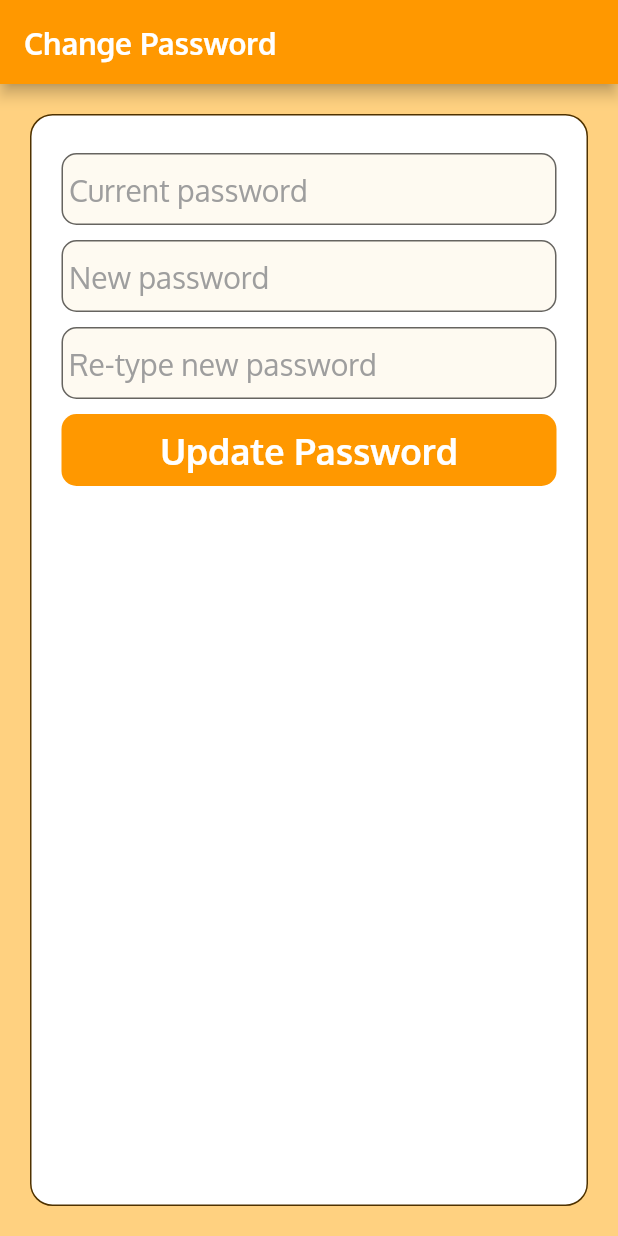
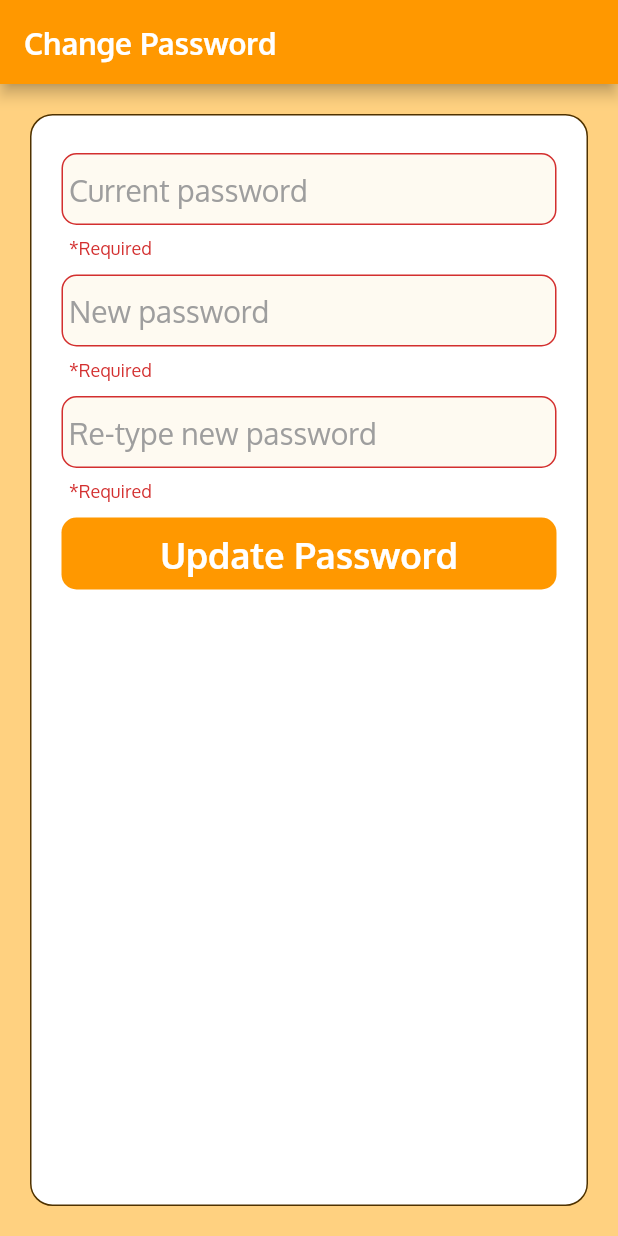
Before and after one commit to Mina-Nabil/StMaryFC, a Flutter app: the EditLoginPasswordScreen widget shown alone on an empty page, opened directly, after a tap on "Update Password", on a phone screen of 412 x 824 dp. Run offline on Flutter 3.47's test engine with Material 2 defaults, Android fonts, the light colour scheme and no system bars; our stand-ins replace connectivity, flutter_secure_storage, font_awesome_flutter, image_cropper, image_picker, page_transition and 1 more; accounts and stored records are empty; network calls fail.

Commit message:
Change password logic

```diff
--- a/lib/screens/EditLoginPasswordScreen.dart
+++ b/lib/screens/EditLoginPasswordScreen.dart
@@ -1,8 +1,19 @@
+import 'package:StMaryFA/providers/Auth.dart';
+import 'package:StMaryFA/screens/SplashScreen.dart';
 import 'package:StMaryFA/widgets/DefAppBar.dart';
+import 'package:flutter/cupertino.dart';
 import 'package:flutter/material.dart';
+import 'package:provider/provider.dart';
 import 'FAScreen.dart';
 
 class EditLoginPasswordScreen extends StatelessWidget {
+  final _formKey = GlobalKey<FormState>();
+
+  final _passowrdController = TextEditingController();
+
+  String _oldPassword = "";
+  String _newPassword = "";
+
   @override
   Widget build(BuildContext context) {
     return FAScreen(
@@ -13,7 +24,7 @@ class EditLoginPasswordScreen extends StatelessWidget {
           child: ListView(
             children: [
               Form(
-                  //key: _formKey,
+                  key: _formKey,
                   child: Column(
                     crossAxisAlignment: CrossAxisAlignment.start,
                     children: [
@@ -21,39 +32,46 @@ class EditLoginPasswordScreen extends StatelessWidget {
                       Container(
                         margin: EdgeInsets.symmetric(vertical: 5),
                         child: TextFormField(
+                          obscureText: true,
                           decoration: InputDecoration(hintText: "Current password"),
                           style: Theme.of(context).textTheme.bodyText1,
                           onChanged: null,
-                          validator: (nameString) {
-                            return nameString.isEmpty ? "*Required" : null;
+                          validator: (value) {
+                            return value.isEmpty ? "*Required" : null;
                           },
-                          onSaved: (nameString) {},
+                          onSaved: (value) {_oldPassword = value;},
                         ),
                       ),
 
                       Container(
                         margin: EdgeInsets.symmetric(vertical: 5),
                         child: TextFormField(
+                          obscureText: true,
                           decoration: InputDecoration(hintText: "New password"),
                           style: Theme.of(context).textTheme.bodyText1,
                           onChanged: null,
-                          validator: (nameString) {
-                            return nameString.isEmpty ? "*Required" : null;
+                          controller: _passowrdController,
+                          validator: (value) {
+                            return value.isEmpty ? "*Required" : null;
                           },
-                          onSaved: (nameString) {},
+                          onSaved: (value) {_newPassword = value;},
                         ),
                       ),
 
                       Container(
                         margin: EdgeInsets.symmetric(vertical: 5),
                         child: TextFormField(
+                          obscureText: true,
                           decoration: InputDecoration(hintText: "Re-type new password"),
                           style: Theme.of(context).textTheme.bodyText1,
                           onChanged: null,
-                          validator: (nameString) {
-                            return nameString.isEmpty ? "*Required" : null;
+                          validator: (value) {
+                            if(value.isEmpty)
+                              return "*Required";
+                            if(value != _passowrdController.value.text)
+                              return "*You mush enter same password";
+                            return null;
                           },
-                          onSaved: (nameString) {},
                         ),
                       ),
 
@@ -62,7 +80,7 @@ class EditLoginPasswordScreen extends StatelessWidget {
                         width: double.infinity,
                         decoration: BoxDecoration(color: Theme.of(context).primaryColor, borderRadius: BorderRadius.circular(10)),
                         child: FlatButton(
-                          onPressed: () {},
+                          onPressed: () => _updatePassword(context),
                           child: Text(
                             "Update Password",
                             style: TextStyle(color: Colors.white, fontWeight: FontWeight.bold,fontSize: 24,),
@@ -76,4 +94,42 @@ class EditLoginPasswordScreen extends StatelessWidget {
       ),
     );
   }
+
+    Future<void> _updatePassword(BuildContext context) async {
+    FormState form = _formKey.currentState;
+
+    if (!form.validate())
+      return;
+
+    form.save();
+
+    String errorMsg = await Provider.of<Auth>(context, listen: false).changePassword(_oldPassword, _newPassword);
+
+    if (errorMsg.isEmpty) {
+      showCupertinoDialog(
+          context: context,
+          builder: (BuildContext context) => new CupertinoAlertDialog(
+            title: Text("Password is updated successfully"),
+            actions: [
+              CupertinoDialogAction(child: Text("OK"), onPressed: () {
+                Provider.of<Auth>(context, listen: false).logout();
+                    Navigator.pushReplacement(
+                      context,
+                      MaterialPageRoute(builder: (context) => SplashScreen()),
+                    );
+              },),
+            ],
+          ),
+      );
+    } else {
+      showCupertinoDialog(
+          barrierDismissible: true,
+          context: context,
+          builder: (BuildContext context) => new CupertinoAlertDialog(
+                title: Text("Update Password Failed"),
+                content: Text("$errorMsg"),
+              ));
+    }
+
+  }
 }
```
Also changed, not shown: lib/providers/Auth.dart (+25 -0 lines).
